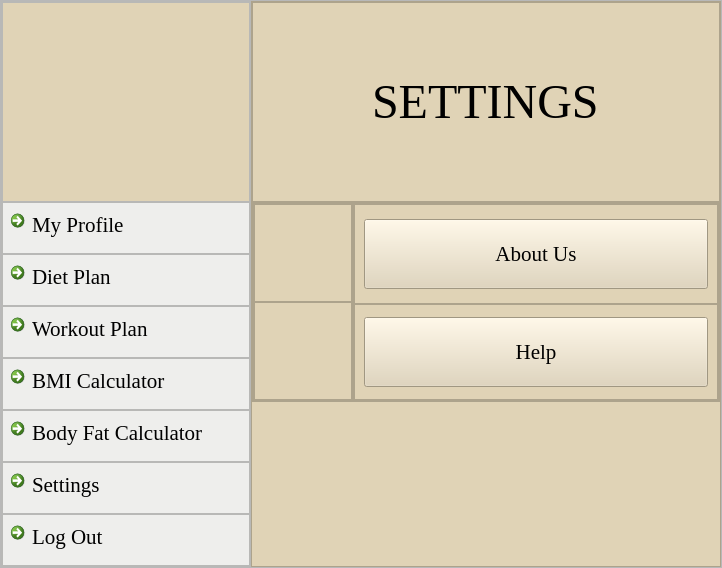
Old version of the form settings.ui in the repository skidgefries/rightmeal.
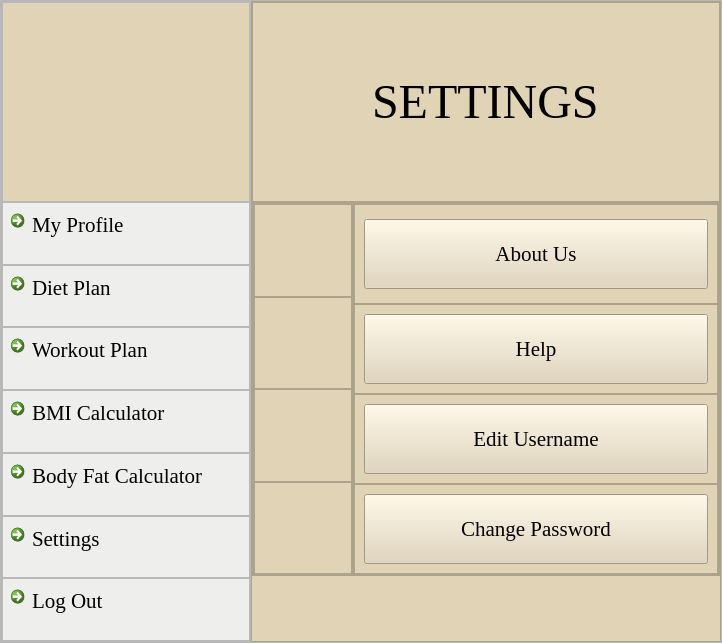
New version of the form. Icons and pictures are not drawn.

Patch:
```diff
--- a/settings.ui
+++ b/settings.ui
@@ -7,7 +7,7 @@
     <x>0</x>
     <y>0</y>
     <width>722</width>
-    <height>568</height>
+    <height>643</height>
    </rect>
   </property>
   <property name="windowTitle">
@@ -545,13 +545,13 @@
             <property name="minimumSize">
              <size>
               <width>0</width>
-              <height>200</height>
+              <height>350</height>
              </size>
             </property>
             <property name="maximumSize">
              <size>
               <width>16777215</width>
-              <height>16777215</height>
+              <height>400</height>
              </size>
             </property>
             <property name="frameShape">
@@ -632,7 +632,7 @@
                   <property name="frameShadow">
                    <enum>QFrame::Raised</enum>
                   </property>
-                  <layout class="QVBoxLayout" name="verticalLayout_48">
+                  <layout class="QHBoxLayout" name="horizontalLayout_4">
                    <item>
                     <widget class="QLabel" name="label_10">
                      <property name="text">
@@ -669,7 +669,7 @@
                   <property name="frameShadow">
                    <enum>QFrame::Raised</enum>
                   </property>
-                  <layout class="QVBoxLayout" name="verticalLayout_50">
+                  <layout class="QHBoxLayout" name="horizontalLayout_5">
                    <item>
                     <widget class="QLabel" name="label_11">
                      <property name="text">
@@ -686,6 +686,68 @@
                   </layout>
                  </widget>
                 </item>
+                <item>
+                 <widget class="QFrame" name="frame_134">
+                  <property name="minimumSize">
+                   <size>
+                    <width>0</width>
+                    <height>0</height>
+                   </size>
+                  </property>
+                  <property name="maximumSize">
+                   <size>
+                    <width>100</width>
+                    <height>100</height>
+                   </size>
+                  </property>
+                  <property name="frameShape">
+                   <enum>QFrame::StyledPanel</enum>
+                  </property>
+                  <property name="frameShadow">
+                   <enum>QFrame::Raised</enum>
+                  </property>
+                  <layout class="QHBoxLayout" name="horizontalLayout_3">
+                   <item>
+                    <widget class="QLabel" name="label_12">
+                     <property name="text">
+                      <string/>
+                     </property>
+                     <property name="pixmap">
+                      <pixmap resource="image.qrc">:/img/user.png</pixmap>
+                     </property>
+                     <property name="scaledContents">
+                      <bool>true</bool>
+                     </property>
+                    </widget>
+                   </item>
+                  </layout>
+                 </widget>
+                </item>
+                <item>
+                 <widget class="QFrame" name="frame_3">
+                  <property name="frameShape">
+                   <enum>QFrame::StyledPanel</enum>
+                  </property>
+                  <property name="frameShadow">
+                   <enum>QFrame::Raised</enum>
+                  </property>
+                  <layout class="QHBoxLayout" name="horizontalLayout_2">
+                   <item>
+                    <widget class="QLabel" name="label_13">
+                     <property name="text">
+                      <string/>
+                     </property>
+                     <property name="pixmap">
+                      <pixmap resource="image.qrc">:/img/025-lock.png</pixmap>
+                     </property>
+                     <property name="scaledContents">
+                      <bool>true</bool>
+                     </property>
+                    </widget>
+                   </item>
+                  </layout>
+                 </widget>
+                </item>
                </layout>
               </widget>
              </item>
@@ -811,6 +873,68 @@
                   </layout>
                  </widget>
                 </item>
+                <item>
+                 <widget class="QFrame" name="frame">
+                  <property name="frameShape">
+                   <enum>QFrame::StyledPanel</enum>
+                  </property>
+                  <property name="frameShadow">
+                   <enum>QFrame::Raised</enum>
+                  </property>
+                  <layout class="QVBoxLayout" name="verticalLayout_3">
+                   <item>
+                    <widget class="QPushButton" name="pushButton_59">
+                     <property name="minimumSize">
+                      <size>
+                       <width>0</width>
+                       <height>70</height>
+                      </size>
+                     </property>
+                     <property name="font">
+                      <font>
+                       <family>Times New Roman</family>
+                       <pointsize>16</pointsize>
+                      </font>
+                     </property>
+                     <property name="text">
+                      <string>Edit Username</string>
+                     </property>
+                    </widget>
+                   </item>
+                  </layout>
+                 </widget>
+                </item>
+                <item>
+                 <widget class="QFrame" name="frame_2">
+                  <property name="frameShape">
+                   <enum>QFrame::StyledPanel</enum>
+                  </property>
+                  <property name="frameShadow">
+                   <enum>QFrame::Raised</enum>
+                  </property>
+                  <layout class="QVBoxLayout" name="verticalLayout_2">
+                   <item>
+                    <widget class="QPushButton" name="pushButton_60">
+                     <property name="minimumSize">
+                      <size>
+                       <width>0</width>
+                       <height>70</height>
+                      </size>
+                     </property>
+                     <property name="font">
+                      <font>
+                       <family>Times New Roman</family>
+                       <pointsize>16</pointsize>
+                      </font>
+                     </property>
+                     <property name="text">
+                      <string>Change Password</string>
+                     </property>
+                    </widget>
+                   </item>
+                  </layout>
+                 </widget>
+                </item>
                </layout>
               </widget>
              </item>
```
Left out of the diff: 2 changed lines with no effect on the pictures.
